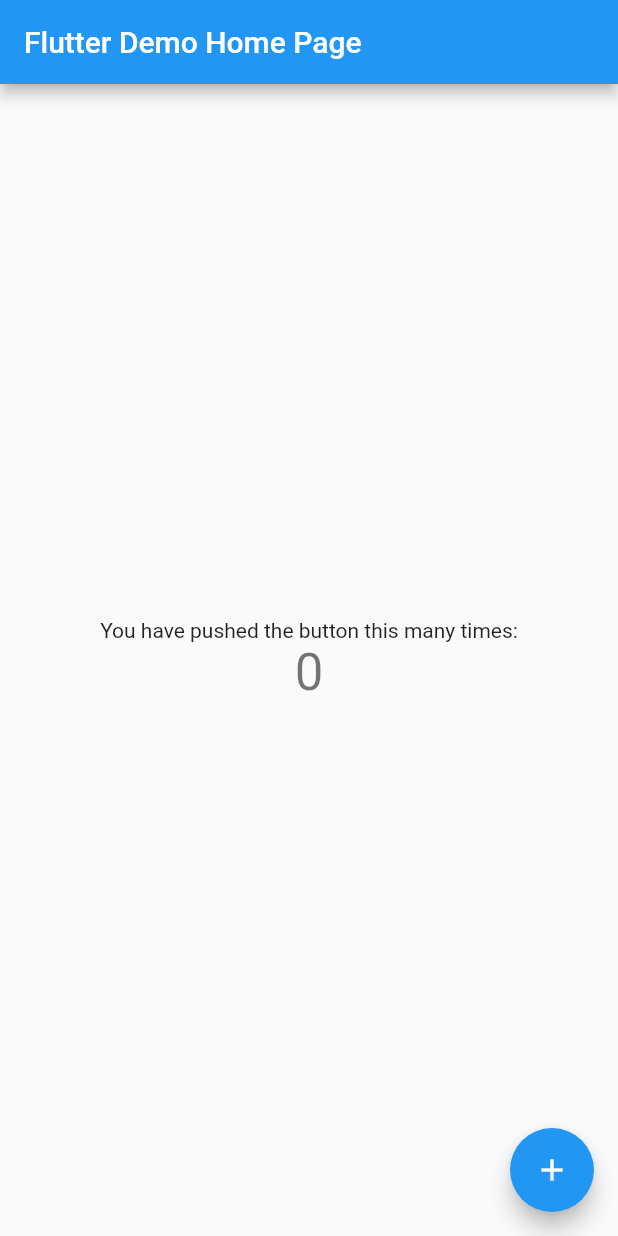
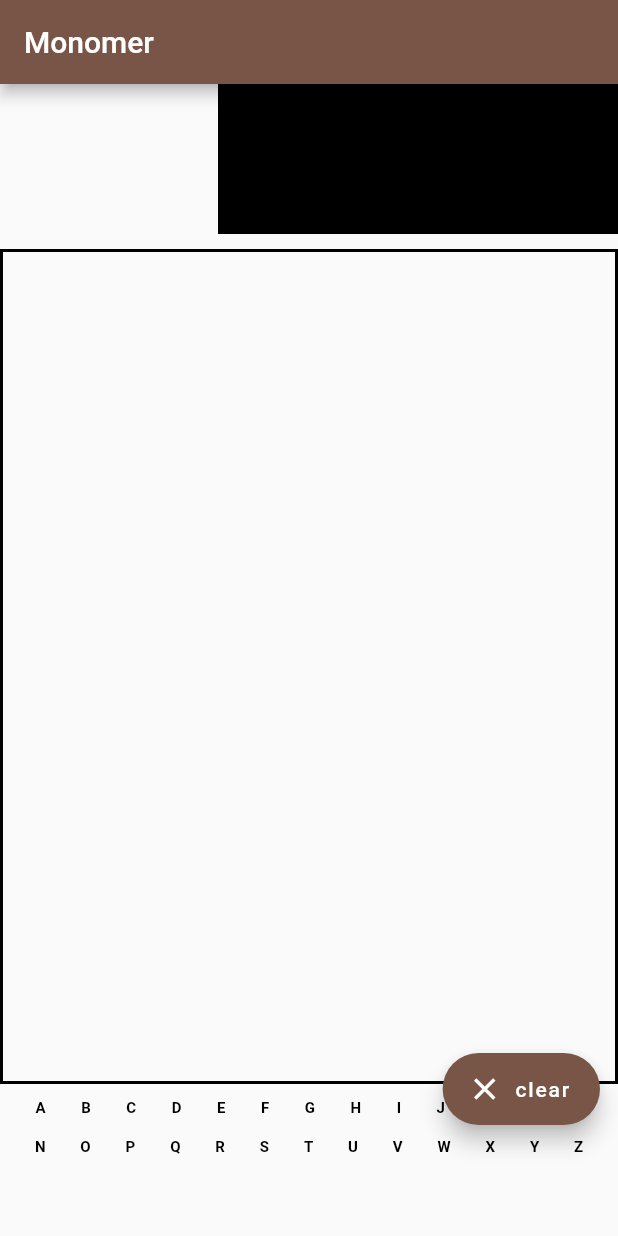
Before and after one commit to thananunmick/sixcentsgoogle, a Flutter app: the screen it shows after launch, on a phone screen of 412 x 824 dp. Run offline on Flutter 3.47's test engine with Material 2 defaults, Android fonts, the phone set to English and light mode, and no system bars; missing offline and left inert: requests, tflite.

```diff
--- a/lib/main.dart
+++ b/lib/main.dart
@@ -1,115 +1,23 @@
 import 'package:flutter/material.dart';
+import 'package:flutter_ink_recognizer/screens/draw_screen.dart';
 
 void main() {
   runApp(const MyApp());
 }
 
 class MyApp extends StatelessWidget {
-  const MyApp({Key? key}) : super(key: key);
+  const MyApp({Key key}) : super(key: key);
 
-  // This widget is the root of your application.
   @override
   Widget build(BuildContext context) {
     return MaterialApp(
-      title: 'Flutter Demo',
+      title: 'Handwritten Recognition',
       theme: ThemeData(
-        // This is the theme of your application.
-        //
-        // Try running your application with "flutter run". You'll see the
-        // application has a blue toolbar. Then, without quitting the app, try
-        // changing the primarySwatch below to Colors.green and then invoke
-        // "hot reload" (press "r" in the console where you ran "flutter run",
-        // or simply save your changes to "hot reload" in a Flutter IDE).
-        // Notice that the counter didn't reset back to zero; the application
-        // is not restarted.
-        primarySwatch: Colors.blue,
-      ),
-      home: const MyHomePage(title: 'Flutter Demo Home Page'),
+          appBarTheme: const AppBarTheme(color: Colors.brown),
+          floatingActionButtonTheme: const FloatingActionButtonThemeData(
+            backgroundColor: Colors.brown,
+          )),
+      home: DrawScreen(),
     );
   }
 }
-
-class MyHomePage extends StatefulWidget {
-  const MyHomePage({Key? key, required this.title}) : super(key: key);
-
-  // This widget is the home page of your application. It is stateful, meaning
-  // that it has a State object (defined below) that contains fields that affect
-  // how it looks.
-
-  // This class is the configuration for the state. It holds the values (in this
-  // case the title) provided by the parent (in this case the App widget) and
-  // used by the build method of the State. Fields in a Widget subclass are
-  // always marked "final".
-
-  final String title;
-
-  @override
-  State<MyHomePage> createState() => _MyHomePageState();
-}
-
-class _MyHomePageState extends State<MyHomePage> {
-  int _counter = 0;
-
-  void _incrementCounter() {
-    setState(() {
-      // This call to setState tells the Flutter framework that something has
-      // changed in this State, which causes it to rerun the build method below
-      // so that the display can reflect the updated values. If we changed
-      // _counter without calling setState(), then the build method would not be
-      // called again, and so nothing would appear to happen.
-      _counter++;
-    });
-  }
-
-  @override
-  Widget build(BuildContext context) {
-    // This method is rerun every time setState is called, for instance as done
-    // by the _incrementCounter method above.
-    //
-    // The Flutter framework has been optimized to make rerunning build methods
-    // fast, so that you can just rebuild anything that needs updating rather
-    // than having to individually change instances of widgets.
-    return Scaffold(
-      appBar: AppBar(
-        // Here we take the value from the MyHomePage object that was created by
-        // the App.build method, and use it to set our appbar title.
-        title: Text(widget.title),
-      ),
-      body: Center(
-        // Center is a layout widget. It takes a single child and positions it
-        // in the middle of the parent.
-        child: Column(
-          // Column is also a layout widget. It takes a list of children and
-          // arranges them vertically. By default, it sizes itself to fit its
-          // children horizontally, and tries to be as tall as its parent.
-          //
-          // Invoke "debug painting" (press "p" in the console, choose the
-          // "Toggle Debug Paint" action from the Flutter Inspector in Android
-          // Studio, or the "Toggle Debug Paint" command in Visual Studio Code)
-          // to see the wireframe for each widget.
-          //
-          // Column has various properties to control how it sizes itself and
-          // how it positions its children. Here we use mainAxisAlignment to
-          // center the children vertically; the main axis here is the vertical
-          // axis because Columns are vertical (the cross axis would be
-          // horizontal).
-          mainAxisAlignment: MainAxisAlignment.center,
-          children: <Widget>[
-            const Text(
-              'You have pushed the button this many times:',
-            ),
-            Text(
-              '$_counter',
-              style: Theme.of(context).textTheme.headline4,
-            ),
-          ],
-        ),
-      ),
-      floatingActionButton: FloatingActionButton(
-        onPressed: _incrementCounter,
-        tooltip: 'Increment',
-        child: const Icon(Icons.add),
-      ), // This trailing comma makes auto-formatting nicer for build methods.
-    );
-  }
-}
--- /dev/null
+++ b/lib/models/prediction.dart
@@ -0,0 +1,15 @@
+class Prediction {
+  final double confidence;
+  final int index;
+  final String label;
+
+  Prediction({this.confidence, this.index, this.label});
+
+  factory Prediction.fromJson(Map<dynamic, dynamic> json) {
+    return Prediction(
+      confidence: json['confidence'],
+      index: json['index'],
+      label: json['label'],
+    );
+  }
+}
--- /dev/null
+++ b/lib/screens/draw_screen.dart
@@ -0,0 +1,214 @@
+import 'dart:typed_data';
+import 'dart:ui';
+
+import 'package:flutter/material.dart';
+import 'package:flutter_ink_recognizer/models/prediction.dart';
+import 'package:flutter_ink_recognizer/screens/drawing_painter.dart';
+import 'package:flutter_ink_recognizer/screens/prediction_widget.dart';
+import 'package:flutter_ink_recognizer/services/recognizer.dart';
+import 'package:flutter_ink_recognizer/utils/constants.dart';
+import 'package:requests/requests.dart';
+
+class DrawScreen extends StatefulWidget {
+  @override
+  _DrawScreenState createState() => _DrawScreenState();
+}
+
+class _DrawScreenState extends State<DrawScreen> {
+  // ignore: deprecated_member_use
+  final _points = List<Offset>();
+  final _recognizer = Recognizer();
+  List<Prediction> _prediction;
+  bool initialize = false;
+  static var padding;
+  var height;
+  var deviceHeight;
+  var width;
+  var firstClock;
+  String predResults = "";
+  String wordBreakResults = "";
+
+  @override
+  void initState() {
+    super.initState();
+    _initModel();
+  }
+
+  @override
+  Widget build(BuildContext context) {
+    //Size in logical pixels
+    padding = MediaQuery.of(context).viewPadding;
+    width = MediaQuery.of(context).size.width;
+    // Height (without status(padding.top) and toolbar(kToolbarHeight))
+    height = MediaQuery.of(context).size.height -
+        padding.top -
+        kToolbarHeight -
+        (MediaQuery.of(context).size.height / 6) -
+        Constants.spaceBetweenCanvas -
+        Constants.predictionWidgetHeight;
+
+    return Scaffold(
+      resizeToAvoidBottomInset: false,
+      appBar: AppBar(
+        title: Text('Monomer'),
+      ),
+      body: Column(
+        children: <Widget>[
+          Row(
+            children: <Widget>[
+              Expanded(
+                child: Padding(
+                  padding: const EdgeInsets.all(8.0),
+                  child: Column(
+                    children: <Widget>[
+                      Text(
+                        predResults,
+                      ),
+                    ],
+                  ),
+                ),
+              ),
+              _alphabetPreviewImage(),
+            ],
+          ),
+          SizedBox(
+            height: 10,
+          ),
+          _drawCanvasWidget(),
+          SizedBox(
+            height: 10,
+          ),
+          PredictionWidget(
+            predictions: _prediction,
+          ),
+        ],
+      ),
+      floatingActionButton: Container(
+        padding: EdgeInsets.only(
+            bottom: Constants.predictionWidgetHeight +
+                Constants.spaceBetweenCanvas),
+        child: Align(
+          alignment: Alignment.bottomRight,
+          child: FloatingActionButton.extended(
+            icon: Icon(Icons.clear),
+            onPressed: () async {
+              setState(() {
+                _points.clear();
+                _prediction.clear();
+                predResults = "";
+              });
+            },
+            label: Text('clear'),
+          ),
+        ),
+      ),
+      floatingActionButtonLocation: FloatingActionButtonLocation.miniEndDocked,
+    );
+  }
+
+  Widget _drawCanvasWidget() {
+    return Container(
+      width: width,
+      height: height,
+      decoration: BoxDecoration(
+        border: Border.all(
+          color: Colors.black,
+          width: Constants.borderSize,
+        ),
+      ),
+      child: GestureDetector(
+        onPanUpdate: (DragUpdateDetails details) {
+          Offset _localPosition = details.localPosition;
+          setState(() {
+            _points.add(_localPosition);
+            firstClock = DateTime.now();
+          });
+        },
+        onPanEnd: (DragEndDetails details) {
+          _points.add(null);
+          var cpyTime = firstClock.microsecondsSinceEpoch;
+          Future.delayed(Duration(milliseconds: 400), () {
+            if (firstClock.microsecondsSinceEpoch == cpyTime) {
+              _recognize();
+              _points.clear();
+              if (_prediction != null) {
+                _prediction.clear();
+              }
+            }
+          });
+          Future.delayed(Duration(milliseconds: 1500), () async {
+            if (firstClock.microsecondsSinceEpoch == cpyTime) {
+              wordBreakResults = await getWord(predResults);
+              if (wordBreakResults != null) {
+                setState(() {
+                  predResults = wordBreakResults;
+                });
+              }
+            }
+          });
+        },
+        child: CustomPaint(
+          painter: DrawingPainter(_points),
+        ),
+      ),
+    );
+  }
+
+  Widget _alphabetPreviewImage() {
+    //size in logical pixles
+    var logicalScreenSize = window.physicalSize / pixelRatio;
+    var logicalWidth = logicalScreenSize.width;
+    var logicalHeight = logicalScreenSize.height;
+    return Container(
+      width: logicalWidth / 3,
+      height: logicalHeight / 6,
+      color: Colors.black,
+      child: FutureBuilder(
+        future: _previewImage(),
+        builder: (BuildContext _, snapshot) {
+          if (snapshot.hasData) {
+            return Image.memory(
+              snapshot.data,
+              fit: BoxFit.fill,
+            );
+          } else {
+            return Center(
+              child: Text('Error'),
+            );
+          }
+        },
+      ),
+    );
+  }
+
+  void _initModel() async {
+    // ignore: unused_local_variable
+    var res = await _recognizer.loadModel();
+  }
+
+  Future<Uint8List> _previewImage() async {
+    return await _recognizer.previewImage(_points);
+  }
+
+  void _recognize() async {
+    List<dynamic> pred = await _recognizer.recognize(_points);
+    setState(() {
+      _prediction = pred.map((json) => Prediction.fromJson(json)).toList();
+      predResults += pred[0]["label"].toLowerCase();
+    });
+  }
+
+  Future<String> getWord(String wordToBreak) async {
+    try {
+      var r = await Requests.get(
+          'https://break-word.herokuapp.com/arrange?text=${wordToBreak}');
+      if (r.success) {
+        var body = r.json();
+        return body["Text"];
+      }
+    } catch (e) {
+      return null;
+    }
+    return null;
+  }
+}
--- /dev/null
+++ b/lib/screens/drawing_painter.dart
@@ -0,0 +1,28 @@
+import 'package:flutter/material.dart';
+import 'package:flutter_ink_recognizer/utils/constants.dart';
+
+class DrawingPainter extends CustomPainter {
+  final List<Offset> points;
+
+  DrawingPainter(this.points);
+
+  final Paint _paint = Paint()
+    ..strokeCap = StrokeCap.round
+    ..color = Colors.black
+    ..strokeWidth = Constants.strokeWidth;
+
+  @override
+  void paint(Canvas canvas, Size size) {
+    for (int i = 0; i < points.length - 1; i++) {
+      if (points[i] != null && points[i + 1] != null) {
+        canvas.drawLine(points[i], points[i + 1], _paint);
+      }
+    }
+  }
+
+  @override
+  bool shouldRepaint(CustomPainter oldDelegate) {
+    return true;
+  }
+
+}
--- /dev/null
+++ b/lib/screens/prediction_widget.dart
@@ -0,0 +1,118 @@
+import 'package:flutter/material.dart';
+import 'package:flutter_ink_recognizer/models/prediction.dart';
+
+class PredictionWidget extends StatelessWidget {
+  final List<Prediction> predictions;
+  const PredictionWidget({Key key, this.predictions}) : super(key: key);
+
+  Widget _numberWidget(String char, Prediction prediction) {
+    return Column(
+      children: <Widget>[
+        Text(
+          char,
+          style: TextStyle(
+            fontSize: 10,
+            fontWeight: FontWeight.bold,
+            color: prediction == null
+                ? Colors.black
+                : Colors.red.withOpacity(
+                    (prediction.confidence * 2).clamp(0, 1).toDouble(),
+                  ),
+          ),
+        ),
+        Text(
+          '${prediction == null ? '' : prediction.confidence.toStringAsFixed(3)}',
+          style: TextStyle(
+            fontSize: 12,
+          ),
+        )
+      ],
+    );
+  }
+
+  List<dynamic> getPredictionStyles(List<Prediction> predictions) {
+    List<dynamic> data = [
+      null,
+      null,
+      null,
+      null,
+      null,
+      null,
+      null,
+      null,
+      null,
+      null,
+      null,
+      null,
+      null,
+      null,
+      null,
+      null,
+      null,
+      null,
+      null,
+      null,
+      null,
+      null,
+      null,
+      null,
+      null,
+      null
+    ];
+    predictions?.forEach((prediction) {
+      data[prediction.index] = prediction;
+    });
+
+    return data;
+  }
+
+  @override
+  Widget build(BuildContext context) {
+    var styles = getPredictionStyles(this.predictions);
+    List alphabets = [
+      'A',
+      'B',
+      'C',
+      'D',
+      'E',
+      'F',
+      'G',
+      'H',
+      'I',
+      'J',
+      'K',
+      'L',
+      'M',
+      'N',
+      'O',
+      'P',
+      'Q',
+      'R',
+      'S',
+      'T',
+      'U',
+      'V',
+      'W',
+      'X',
+      'Y',
+      'Z'
+    ];
+    return Column(
+      children: <Widget>[
+        Row(
+          mainAxisAlignment: MainAxisAlignment.spaceEvenly,
+          children: <Widget>[
+            for (var i = 0; i < 13; i++) _numberWidget(alphabets[i], styles[i])
+          ],
+        ),
+        Row(
+          mainAxisAlignment: MainAxisAlignment.spaceEvenly,
+          children: <Widget>[
+            for (var i = 13; i < 26; i++) _numberWidget(alphabets[i], styles[i])
+          ],
+        )
+      ],
+    );
+    // }
+  }
+}
--- /dev/null
+++ b/lib/services/recognizer.dart
@@ -0,0 +1,100 @@
+import 'dart:typed_data';
+import 'dart:ui';
+import 'package:flutter/material.dart';
+import 'package:flutter_ink_recognizer/utils/constants.dart';
+import 'package:tflite/tflite.dart';
+
+var pixelRatio = window.devicePixelRatio;
+
+//size in logical pixles
+var logicalScreenSize = window.physicalSize / pixelRatio;
+var logicalWidth = logicalScreenSize.width;
+var logicalHeight = logicalScreenSize.height;
+
+//Padding in physical pixels
+var padding = window.padding;
+
+//Safe area paddings in logical pixels
+var paddingLeft = window.padding.left / window.devicePixelRatio;
+var paddingRight = window.padding.right / window.devicePixelRatio;
+var paddingTop = window.padding.top / window.devicePixelRatio;
+var paddingBottom = window.padding.bottom / window.devicePixelRatio;
+
+final _whitePaint = Paint()
+  ..strokeCap = StrokeCap.round
+  ..color = Colors.white
+  ..strokeWidth = Constants.strokeWidth;
+
+class Recognizer {
+  Future loadModel() {
+    Tflite.close();
+
+    return Tflite.loadModel(
+      model: "assets/alphabet_recognition.tflite",
+      labels: "assets/alphabet.txt",
+    );
+  }
+
+  dispose() {
+    Tflite.close();
+  }
+
+  Future<Uint8List> previewImage(List<Offset> points) async {
+    final picture = _pointsToPicture(points);
+    final image = await picture.toImage(
+        Constants.AlphabetImageSize, Constants.AlphabetImageSize);
+    var pngBytes = await image.toByteData(format: ImageByteFormat.png);
+
+    return pngBytes.buffer.asUint8List();
+  }
+
+  Future recognize(List<Offset> points) async {
+    final picture = _pointsToPicture(points);
+    Uint8List bytes =
+        await _imageToByteListUint8(picture, Constants.AlphabetImageSize);
+    return _predict(bytes);
+  }
+
+  Future _predict(Uint8List bytes) {
+    return Tflite.runModelOnBinary(binary: bytes);
+  }
+
+  Future<Uint8List> _imageToByteListUint8(Picture pic, int size) async {
+    final img = await pic.toImage(size, size);
+    final imgBytes = await img.toByteData();
+    final resultBytes = Float32List(size * size);
+    final buffer = Float32List.view(resultBytes.buffer);
+
+    int index = 0;
+
+    for (int i = 0; i < imgBytes.lengthInBytes; i += 4) {
+      final r = imgBytes.getUint8(i);
+      final g = imgBytes.getUint8(i + 1);
+      final b = imgBytes.getUint8(i + 2);
+      buffer[index++] = (r + g + b) / 3.0 / 255.0;
+    }
+
+    return resultBytes.buffer.asUint8List();
+  }
+
+  Picture _pointsToPicture(List<Offset> points) {
+    final recorder = PictureRecorder();
+    final canvas = Canvas(recorder)
+      ..scale(
+          (Constants.AlphabetImageSize / logicalWidth),
+          (Constants.AlphabetImageSize /
+              (logicalHeight -
+                  logicalWidth +
+                  (Constants.spaceBetweenCanvas +
+                      Constants.predictionWidgetHeight +
+                      kToolbarHeight))));
+
+    for (int i = 0; i < points.length - 1; i++) {
+      if (points[i] != null && points[i + 1] != null) {
+        canvas.drawLine(points[i], points[i + 1], _whitePaint);
+      }
+    }
+
+    return recorder.endRecording();
+  }
+}
--- /dev/null
+++ b/lib/utils/constants.dart
@@ -0,0 +1,17 @@
+import '../screens/draw_screen.dart';
+
+class Constants extends DrawScreen {
+  static double canvasSize = 300;
+  static double borderSize = 2;
+
+  static double imageSize = 300;
+  static int AlphabetImageSize = 28;
+
+  static double strokeWidth = 12;
+
+  static double previewImgHeight = 150;
+  static double previewImgWidth = 150;
+  static double spaceBetweenCanvas = 20;
+  static double spaceForVisualPred = 100;
+  static double predictionWidgetHeight = 54;
+}
```
Also changed, not shown: assets/alphabet.txt (added, +26 -0 lines), pubspec.yaml (+10 -24 lines), pubspec.lock, 17 other files.
